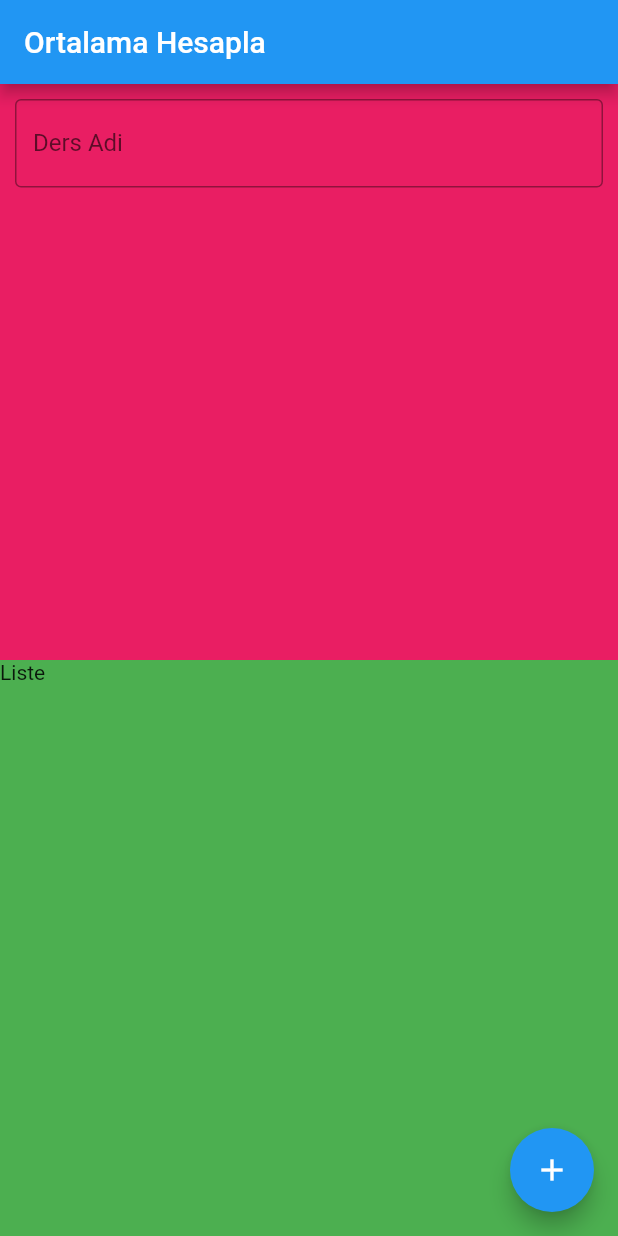
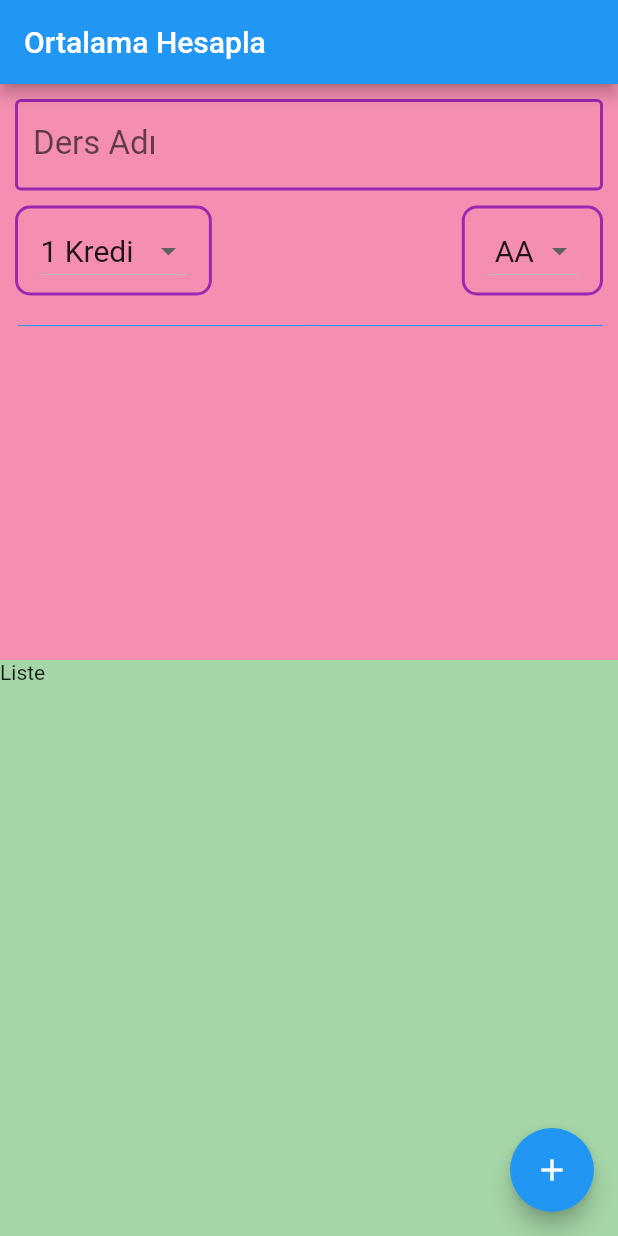
Before and after one commit to mustafauys/Average-Calculation, a Flutter app: the screen it shows after launch, on a phone screen of 412 x 824 dp. Run offline on Flutter 3.47's test engine with Material 2 defaults, Android fonts, the phone set to English and light mode, and no system bars.

Commit message:
Preparation of the Form to Enter Values

```diff
--- a/lib/main.dart
+++ b/lib/main.dart
@@ -1,20 +1,17 @@
-import 'package:flutter/cupertino.dart';
 import 'package:flutter/material.dart';
+import 'dart:math';
 
 void main() {
   runApp(MyApp());
 }
 
 class MyApp extends StatelessWidget {
-
   @override
   Widget build(BuildContext context) {
     return MaterialApp(
       title: 'Flutter Demo',
       theme: ThemeData(
-
         primarySwatch: Colors.blue,
-
         visualDensity: VisualDensity.adaptivePlatformDensity,
       ),
       home: MyHomePage(),
@@ -28,16 +25,20 @@ class MyHomePage extends StatefulWidget {
 }
 
 class _MyHomePageState extends State<MyHomePage> {
-
   String dersAdi;
+  int dersKredi = 1;
+  double dersHarfDegeri = 4;
 
   @override
   Widget build(BuildContext context) {
     return Scaffold(
-        appBar: AppBar(title: Text("Ortalama Hesapla"),),
-        floatingActionButton: FloatingActionButton(onPressed: () {
-
-        }, child: Icon(Icons.add),),
+      appBar: AppBar(
+        title: Text("Ortalama Hesapla"),
+      ),
+      floatingActionButton: FloatingActionButton(
+        onPressed: () {},
+        child: Icon(Icons.add),
+      ),
       body: uygulamaGovdesi(),
     );
   }
@@ -47,40 +48,185 @@ class _MyHomePageState extends State<MyHomePage> {
       child: Column(
         crossAxisAlignment: CrossAxisAlignment.stretch,
         children: <Widget>[
-
           //STATIC FORMU TUTAN CONTAINER
-          Expanded(child: Container(
+          Expanded(
+            child: Container(
               padding: EdgeInsets.all(10),
-            color: Colors.pink, child: Form(child: Column(
+              color: Colors.pink.shade200,
+              child: Form(
+                child: Column(
                   children: <Widget>[
-
                     TextFormField(
                       decoration: InputDecoration(
-                  labelText: "Ders Adi",
-                  hintText: "Ders adını giriniz",
-                  border: OutlineInputBorder(),
+                        labelText: "Ders Adı",
+                        hintText: "Ders Adını Giriniz",
+                        hintStyle: TextStyle(fontSize: 18),
+                        labelStyle: TextStyle(fontSize: 22),
+                        enabledBorder: OutlineInputBorder(
+                          borderSide:
+                              BorderSide(color: Colors.purple, width: 2),
+                        ),
+                        focusedBorder: OutlineInputBorder(
+                          borderSide:
+                              BorderSide(color: Colors.purple, width: 2),
+                        ),
+                        border: OutlineInputBorder(
+                          borderRadius: BorderRadius.all(
+                            Radius.circular(10),
+                          ),
+                          borderSide:
+                              BorderSide(color: Colors.purple, width: 2),
+                        ),
                       ),
                       validator: (girilenDeger) {
                         if (girilenDeger.length > 0) {
                           return null;
-                  } else return "Ders adı boş olamaz.";
+                        } else
+                          return "Ders adı boş olamaz.";
                       },
                       onSaved: (kaydedilecekDeger) {
                         dersAdi = kaydedilecekDeger;
                       },
                     ),
-
+                    Row(
+                      mainAxisAlignment: MainAxisAlignment.spaceBetween,
+                      children: <Widget>[
+                        Container(
+                          child: DropdownButton<int>(
+                            items: dersKredileriItems(),
+                            value: dersKredi,
+                            onChanged: (secilenKredi) {
+                              setState(() {
+                                dersKredi = secilenKredi;
+                              });
+                            },
+                          ),
+                          padding:
+                              EdgeInsets.symmetric(horizontal: 15, vertical: 4),
+                          margin: EdgeInsets.only(top: 10),
+                          decoration: BoxDecoration(
+                              border:
+                                  Border.all(color: Colors.purple, width: 2),
+                              borderRadius:
+                                  BorderRadius.all(Radius.circular(10))),
+                        ),
+                        Container(
+                          child: DropdownButton<double>(
+                            items: dersHarfDegerleriItems(),
+                            value: dersHarfDegeri,
+                            onChanged: (secilenHarf) {
+                              setState(() {
+                                dersHarfDegeri = secilenHarf;
+                              });
+                            },
+                          ),
+                          padding:
+                              EdgeInsets.symmetric(horizontal: 15, vertical: 4),
+                          margin: EdgeInsets.only(top: 10),
+                          decoration: BoxDecoration(
+                              border:
+                                  Border.all(color: Colors.purple, width: 2),
+                              borderRadius:
+                                  BorderRadius.all(Radius.circular(10))),
+                        ),
                       ],
-          ),),),),
+                    ),
+                    Divider(color: Colors.blue, height: 40, indent: 2,),
+                  ],
+                ),
+              ),
+            ),
+          ),
 
           //DINAMIK LISTE TUTAN CONTAINER
           Expanded(
-            child: Container(color: Colors.green, child: Text("Liste"),),),
-
+            child: Container(
+              color: Colors.green.shade200,
+              child: Text("Liste"),
+            ),
+          ),
         ],
       ),
-
-
     );
   }
+
+  List<DropdownMenuItem<int>> dersKredileriItems() {
+    List<DropdownMenuItem<int>> krediler = [];
+
+    for (int i = 1; i <= 10; i++) {
+//     var aa = DropdownMenuItem<int>(value: i, child: Text("$i Kredi"),)
+//     krediler.add(aa);
+      krediler.add(DropdownMenuItem<int>(
+        value: i,
+        child: Text(
+          "$i Kredi",
+          style: TextStyle(fontSize: 20),
+        ),
+      ));
     }
+
+    return krediler;
+  }
+
+  List<DropdownMenuItem<double>> dersHarfDegerleriItems() {
+    List<DropdownMenuItem<double>> harfler = [];
+    harfler.add(DropdownMenuItem(
+      child: Text(
+        " AA ",
+        style: TextStyle(fontSize: 20),
+      ),
+      value: 4,
+    ));
+    harfler.add(DropdownMenuItem(
+      child: Text(
+        " BA ",
+        style: TextStyle(fontSize: 20),
+      ),
+      value: 3.5,
+    ));
+    harfler.add(DropdownMenuItem(
+      child: Text(
+        " BB ",
+        style: TextStyle(fontSize: 20),
+      ),
+      value: 3,
+    ));
+    harfler.add(DropdownMenuItem(
+      child: Text(
+        " CB ",
+        style: TextStyle(fontSize: 20),
+      ),
+      value: 2.5,
+    ));
+    harfler.add(DropdownMenuItem(
+      child: Text(
+        " CC ",
+        style: TextStyle(fontSize: 20),
+      ),
+      value: 2,
+    ));
+    harfler.add(DropdownMenuItem(
+      child: Text(
+        " DC ",
+        style: TextStyle(fontSize: 20),
+      ),
+      value: 1.5,
+    ));
+    harfler.add(DropdownMenuItem(
+      child: Text(
+        " DD ",
+        style: TextStyle(fontSize: 20),
+      ),
+      value: 1,
+    ));
+    harfler.add(DropdownMenuItem(
+      child: Text(
+        " FF ",
+        style: TextStyle(fontSize: 20),
+      ),
+      value: 0,
+    ));
+
+    return harfler;
+  }
+}
```
Lines whose indentation alone changed are shown as unchanged.
